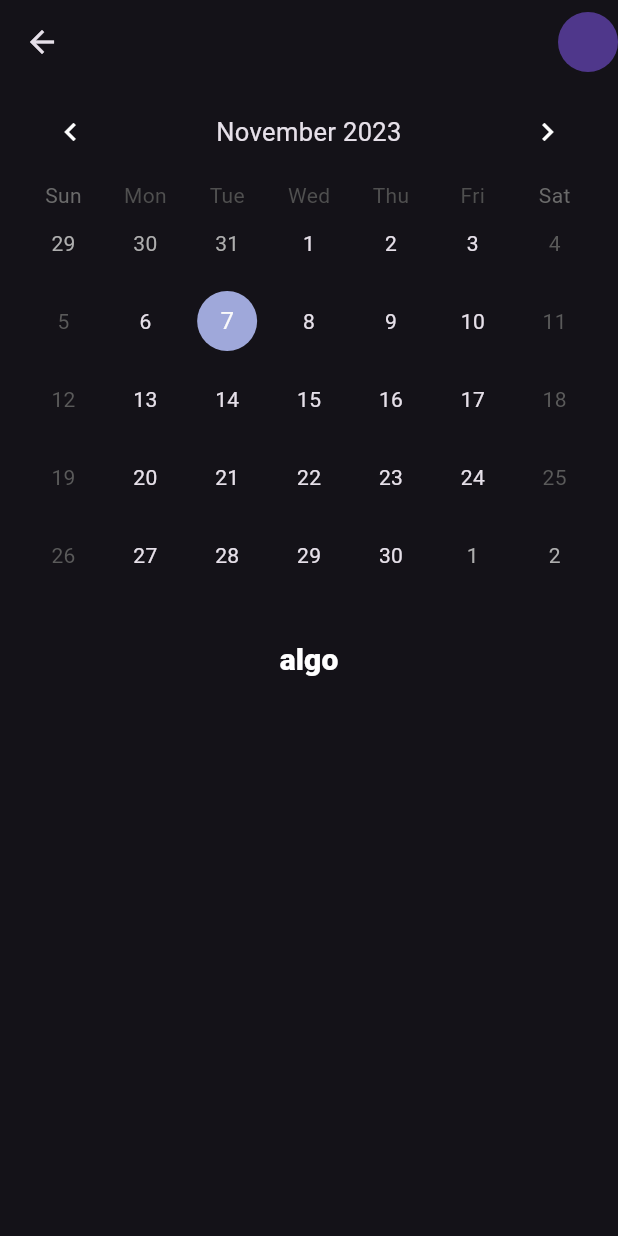
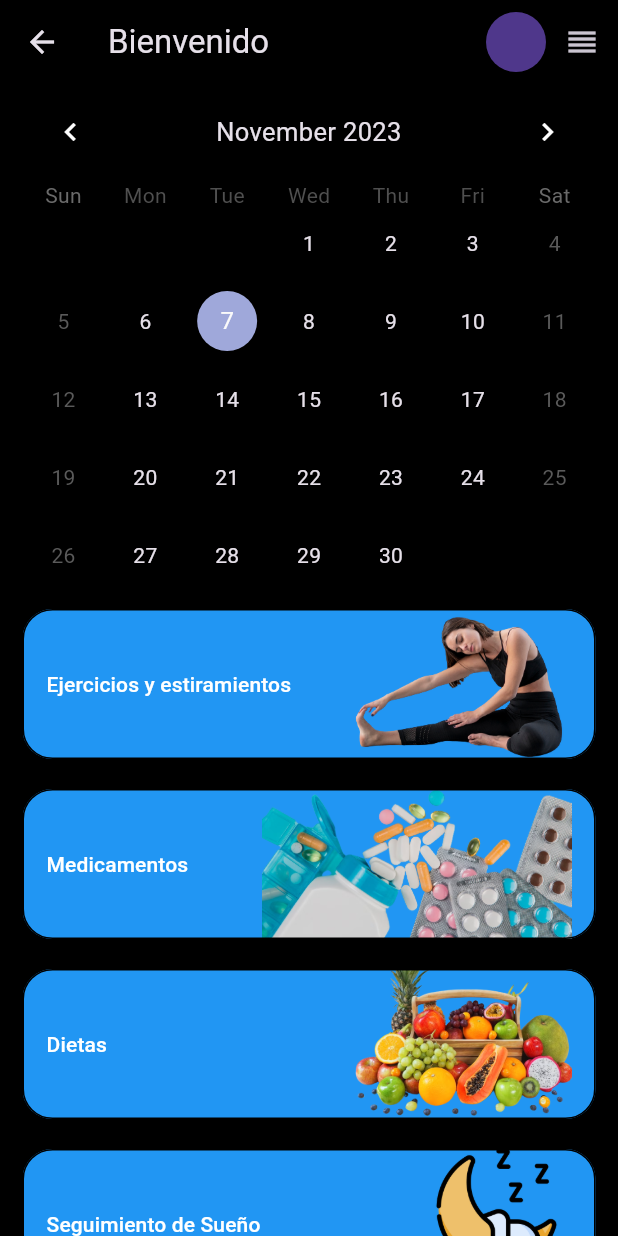
Before and after one commit to andr3sr0driguez/medify, a Flutter app: the Home screen opened by its route, on a phone screen of 412 x 824 dp. Run offline on Flutter 3.47's test engine with Material 2 defaults, Android fonts, the phone set to English and light mode, and no system bars; drawn by our look-alikes of oktoast, table_calendar; our stand-ins replace animate_do, firebase_messaging, get, image_picker, loading_animation_widget, shared_preferences; missing offline and left inert: mime_type; accounts and stored records are empty.

Commit message:
add: home

```diff
--- a/lib/main.dart
+++ b/lib/main.dart
@@ -3,6 +3,7 @@ import 'package:get/get.dart';
 import 'package:medify/routes/routes_app.dart';
 import 'package:medify/src/Provider/PeticionesHttpProvider.dart';
 import 'package:medify/src/Provider/PreferenciasUsuario.dart';
+import 'package:medify/view/home_view.dart';
 import 'package:medify/view/login_view.dart';
 import 'package:oktoast/oktoast.dart';
 
@@ -21,7 +22,7 @@ class Medify extends StatelessWidget {
       child: GetMaterialApp(
         theme: ThemeData(useMaterial3: true, brightness: Brightness.dark),
         routes: Routes.routes,
-        initialRoute: LoginView.routeName,
+        initialRoute: pref.islogin? Home.routeName : LoginView.routeName ,
         debugShowCheckedModeBanner: false,
       ),
     );
--- a/lib/routes/routes_app.dart
+++ b/lib/routes/routes_app.dart
@@ -1,13 +1,27 @@
+
+
+
+
+
+
 import 'package:flutter/material.dart';
 import 'package:medify/Register/RegisterPage.dart';
+import 'package:medify/view/dieta_view.dart';
 import 'package:medify/view/home_view.dart';
+import 'package:medify/view/medicament_view.dart';
+import 'package:medify/view/perfil_view.dart';
 import 'package:medify/view/register_view.dart';
 import 'package:medify/view/login_view.dart';
+import 'package:medify/view/sueno_view.dart';
 
 class Routes {
   static Map<String, Widget Function(BuildContext)> routes = {
     LoginView.routeName: (context) => LoginView(),
     RegisterView.routeName: (context) => Register(),
     Home.routeName: (context) => Home(),
-  };
+    Medicament.routeName : (contex) => Medicament(),
+    Dieta.routeNmae : (context) => Dieta(),
+    sueno.routeName : (context)=> sueno(),
+    Perfil.routeName : (context)=> Perfil(),
+   };
 }
--- /dev/null
+++ b/lib/src/utils/UI/widget/ButtomCustom/boton_home.dart
@@ -0,0 +1,32 @@
+import 'package:flutter/material.dart';
+
+class BotonHome extends StatefulWidget {
+  final String imagen;
+  final String Text;
+  VoidCallback? onpresed;
+  BotonHome({super.key, required this.imagen, required this.Text, this.onpresed});
+
+  @override
+  State<BotonHome> createState() => _BotonHomeState();
+}
+
+class _BotonHomeState extends State<BotonHome> {
+
+  @override
+  Widget build(BuildContext context) {
+    final size =  MediaQuery.of(context).size;
+    return Padding(
+      padding: EdgeInsets.symmetric(vertical: 10),
+      child: MaterialButton(
+         child: Row( mainAxisAlignment: MainAxisAlignment.spaceBetween, children:  [Text(widget.Text),  Image.asset(widget.imagen, fit: BoxFit.cover,height: 100,), ]) ,
+
+
+
+         onPressed: widget.onpresed,
+         color: Colors.blue,
+         minWidth: size.width,
+         height: 100,
+         shape: OutlineInputBorder(borderRadius: BorderRadius.circular(20)),
+         ),);
+  }
+}
--- a/lib/view/home_view.dart
+++ b/lib/view/home_view.dart
@@ -1,5 +1,13 @@
 import 'package:flutter/material.dart';
+import 'package:get/get.dart';
 import 'package:medify/src/Provider/PeticionesHttpProvider.dart';
+import 'package:medify/src/utils/UI/widget/ButtomCustom/ButtomCustom.dart';
+import 'package:medify/src/utils/UI/widget/ButtomCustom/boton_home.dart';
+import 'package:medify/view/dieta_view.dart';
+import 'package:medify/view/event-day_view.dart';
+import 'package:medify/view/medicament_view.dart';
+import 'package:medify/view/perfil_view.dart';
+import 'package:medify/view/sueno_view.dart';
 import 'package:medify/widget/button_box.dart';
 import 'package:table_calendar/table_calendar.dart';
 
@@ -18,22 +26,40 @@ class _HomeState extends State<Home> {
   Widget build(BuildContext context) {
     return SafeArea(
       child: Scaffold(
-          appBar: AppBar(actions: [CircleAvatar()]),
+        backgroundColor: Colors.black,
+          appBar: AppBar(backgroundColor: Colors.black,centerTitle: false,title: Text('Bienvenido ${pref.name}'),actions: [ InkWell(child: CircleAvatar(),onTap: (){Navigator.pushNamed(context, Perfil.routeName);},borderRadius: BorderRadius.circular(20)), IconButton(onPressed: (){}, icon: Icon(Icons.reorder))]),
           body: Padding(
             padding: const EdgeInsets.symmetric(horizontal: 15),
+            child: SingleChildScrollView(
               child: Column(children: [
                TableCalendar(
-
               headerStyle: HeaderStyle(titleCentered: true),
               firstDay: DateTime.utc(2010, 10, 16),
               lastDay: DateTime.utc(2030, 3, 14),
               focusedDay: DateTime.now(),
               availableCalendarFormats: { CalendarFormat.month: 'Month'},
+              calendarStyle: CalendarStyle(outsideDaysVisible: false),// Añade esta línea
+              onDaySelected: (selectedDay, focusedDay) {
+                Navigator.push(context, MaterialPageRoute(builder: (context) => EventDayView(fechaSeleccionada: selectedDay)));
+              },
+            ),
 
-          ),
-          CustomButton(textButton: 'algo')
+                  BotonHome(Text: 'Ejercicios y estiramientos', imagen: 'assets/ejercice.png',
+                   onpresed: (){
+                  },),
+                  BotonHome(Text: 'Medicamentos', imagen: 'assets/medicamentos.png', onpresed: (){
+                      Navigator.pushNamed(context, Medicament.routeName);
+
+                  },),
+                  BotonHome(Text: 'Dietas', imagen: 'assets/dietas.png', onpresed: (){
+                    Navigator.pushNamed(context, Dieta.routeNmae);
+                  },),
+                  BotonHome(Text: 'Seguimiento de Sueño', imagen: 'assets/sleep.png',onpresed: (){
+                    Navigator.pushNamed(context, sueno.routeName);
+                  },),
 
               ]),
+            ),
           ),
       ),
     );
```
Also changed, not shown: lib/src/utils/helpers/login.dart (+3 -4 lines), lib/view/dieta_view.dart (added, +17 -0 lines), lib/view/event-day_view.dart (added, +81 -0 lines), lib/view/login_view.dart (+10 -9 lines), lib/view/medicament_view.dart (added, +17 -0 lines), lib/view/perfil_view.dart (added, +16 -0 lines), lib/view/sueno_view.dart (added, +15 -0 lines), pubspec.yaml (+7 -0 lines), assets/dietas.png (added), assets/ejercice.png (added), assets/medicamentos.png (added), assets/sleep.png (added), pubspec.lock. Lines whose indentation alone changed are shown as unchanged.
